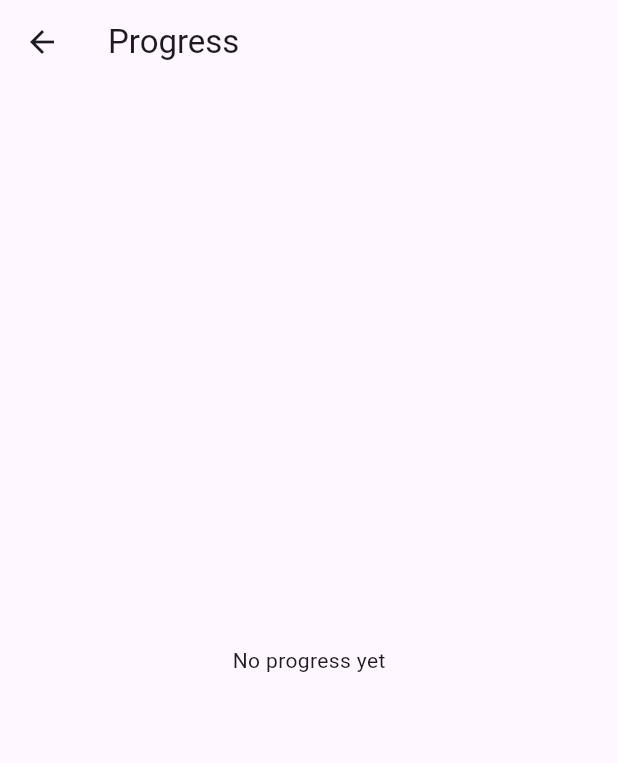
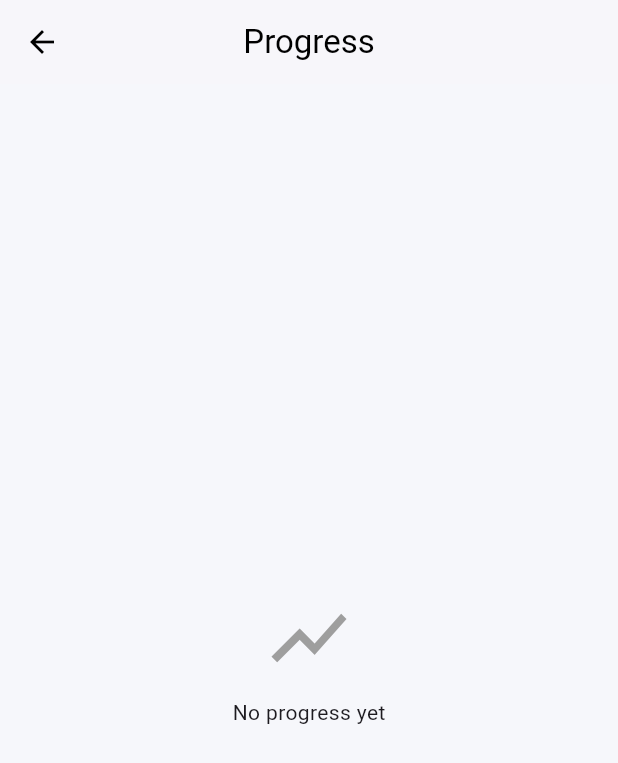
Before and after one commit to HarshGosalia05/Flutter_Project_sem_6, a Flutter app: the ProgressPage screen opened directly, on a phone screen of 412 x 824 dp. Shown: the top 763 px of the screen. Run offline on Flutter 3.47's test engine with Material 3 defaults, Android fonts, the phone set to English and light mode, and no system bars; our stand-ins replace file_picker, fl_chart, open_file.

Commit message:
add ui process

```diff
--- a/lib/ProgressPage.dart
+++ b/lib/ProgressPage.dart
@@ -31,20 +31,75 @@ class ProgressPage extends StatelessWidget {
         : (totalScore / totalQuestions) * 100;
 
     return Scaffold(
-      appBar: AppBar(title: Text("Progress")),
+      backgroundColor: Color(0xFFF6F7FB),
+
+      appBar: AppBar(
+        title: Text("Progress"),
+        centerTitle: true,
+        backgroundColor: Colors.white,
+        foregroundColor: Colors.black,
+        elevation: 1,
+      ),
+
       body: results.isEmpty
-          ? Center(child: Text("No progress yet"))
-          : Padding(
-              padding: EdgeInsets.all(16),
+          ? Center(
+              child: Column(
+                mainAxisAlignment: MainAxisAlignment.center,
+                children: [
+                  Icon(Icons.show_chart, size: 60, color: Colors.grey),
+                  SizedBox(height: 10),
+                  Text("No progress yet"),
+                ],
+              ),
+            )
+          : SingleChildScrollView(
+              padding: EdgeInsets.all(12),
               child: Column(
                 children: [
-                  // 📈 LINE GRAPH
+                  // 📊 STATS
+                  Row(
+                    children: [
+                      statCard("Tests", "$totalTests"),
+                      statCard("Score", "$totalScore/$totalQuestions"),
+                      statCard("Overall", "${percentage.toStringAsFixed(1)}%"),
+                    ],
+                  ),
+
+                  SizedBox(height: 20),
+
+                  // 📈 GRAPH
+                  Container(
+                    padding: EdgeInsets.all(12),
+                    decoration: BoxDecoration(
+                      color: Colors.white,
+                      borderRadius: BorderRadius.circular(16),
+                      boxShadow: [
+                        BoxShadow(color: Colors.black12, blurRadius: 5),
+                      ],
+                    ),
+                    child: Column(
+                      crossAxisAlignment: CrossAxisAlignment.start,
+                      children: [
+                        Text(
+                          "Performance",
+                          style: TextStyle(
+                            fontSize: 16,
+                            fontWeight: FontWeight.bold,
+                          ),
+                        ),
+
+                        SizedBox(height: 10),
+
                         SizedBox(
                           height: 250,
                           child: LineChart(
                             LineChartData(
                               minY: 0,
                               maxY: 100,
+
+                              gridData: FlGridData(show: true),
+
+                              borderData: FlBorderData(show: false),
 
                               titlesData: FlTitlesData(
                                 leftTitles: AxisTitles(
@@ -55,41 +110,56 @@ class ProgressPage extends StatelessWidget {
                                 ),
                               ),
 
-                        borderData: FlBorderData(show: true),
-
                               lineBarsData: [
                                 LineChartBarData(
                                   spots: spots,
                                   isCurved: true,
+                                  color: Colors.teal, // 🔥 soft color
+                                  barWidth: 3,
                                   dotData: FlDotData(show: true),
+                                  belowBarData: BarAreaData(
+                                    show: true,
+                                    color: Colors.teal.withOpacity(0.15),
+                                  ),
                                 ),
                               ],
                             ),
                           ),
                         ),
-
-                  SizedBox(height: 20),
-
-                  // 📋 TEXT INFO
-                  Text(
-                    "Tests Given: $totalTests",
-                    style: TextStyle(fontSize: 18),
+                      ],
                     ),
-                  SizedBox(height: 10),
-
-                  Text(
-                    "Total Score: $totalScore / $totalQuestions",
-                    style: TextStyle(fontSize: 18),
-                  ),
-                  SizedBox(height: 10),
-
-                  Text(
-                    "Overall: ${percentage.toStringAsFixed(2)}%",
-                    style: TextStyle(fontSize: 18),
                   ),
                 ],
               ),
             ),
     );
   }
+
+  ////////////////////////////////////////////////////////////
+  // 🔥 CLEAN STAT CARD
+  ////////////////////////////////////////////////////////////
+
+  Widget statCard(String title, String value) {
+    return Expanded(
+      child: Container(
+        margin: EdgeInsets.symmetric(horizontal: 4),
+        padding: EdgeInsets.all(12),
+        decoration: BoxDecoration(
+          color: Colors.white,
+          borderRadius: BorderRadius.circular(14),
+          boxShadow: [BoxShadow(color: Colors.black12, blurRadius: 5)],
+        ),
+        child: Column(
+          children: [
+            Text(
+              value,
+              style: TextStyle(fontWeight: FontWeight.bold, fontSize: 16),
+            ),
+            SizedBox(height: 5),
+            Text(title, style: TextStyle(color: Colors.grey)),
+          ],
+        ),
+      ),
+    );
   }
+}
```
Also changed, not shown: lib/TestsPage.dart (+93 -13 lines). Lines whose indentation alone changed are shown as unchanged.
